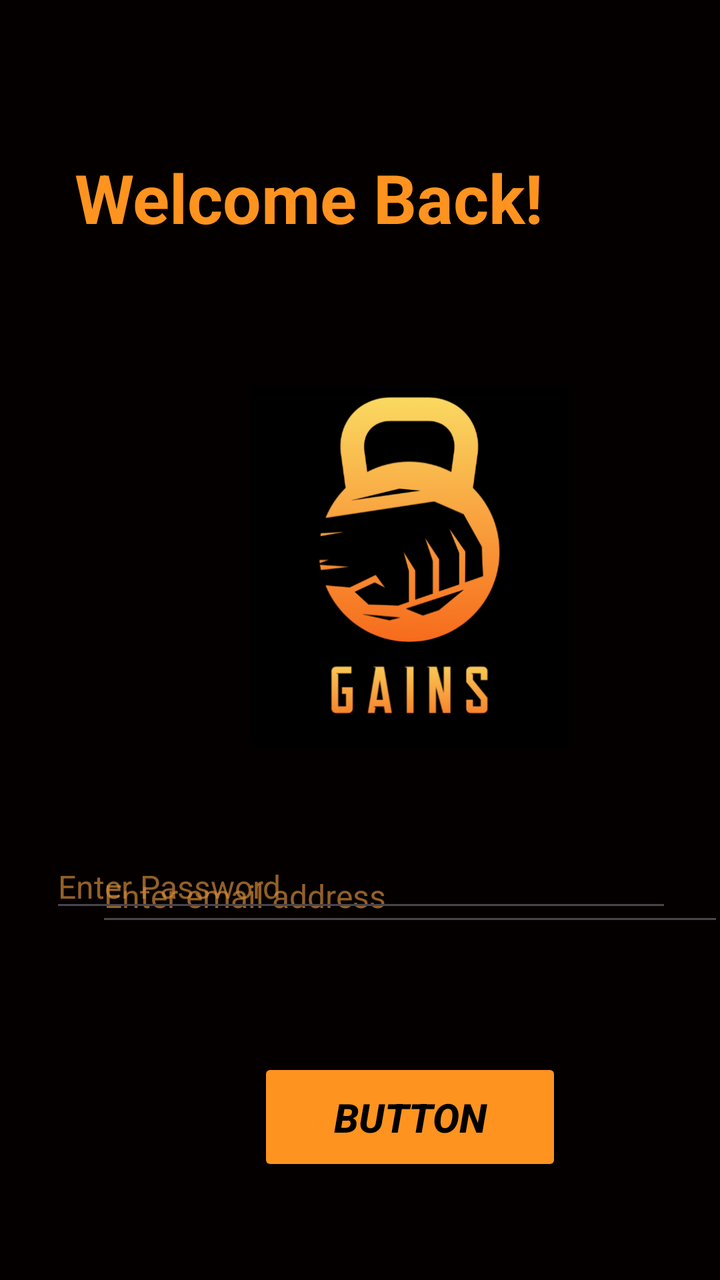
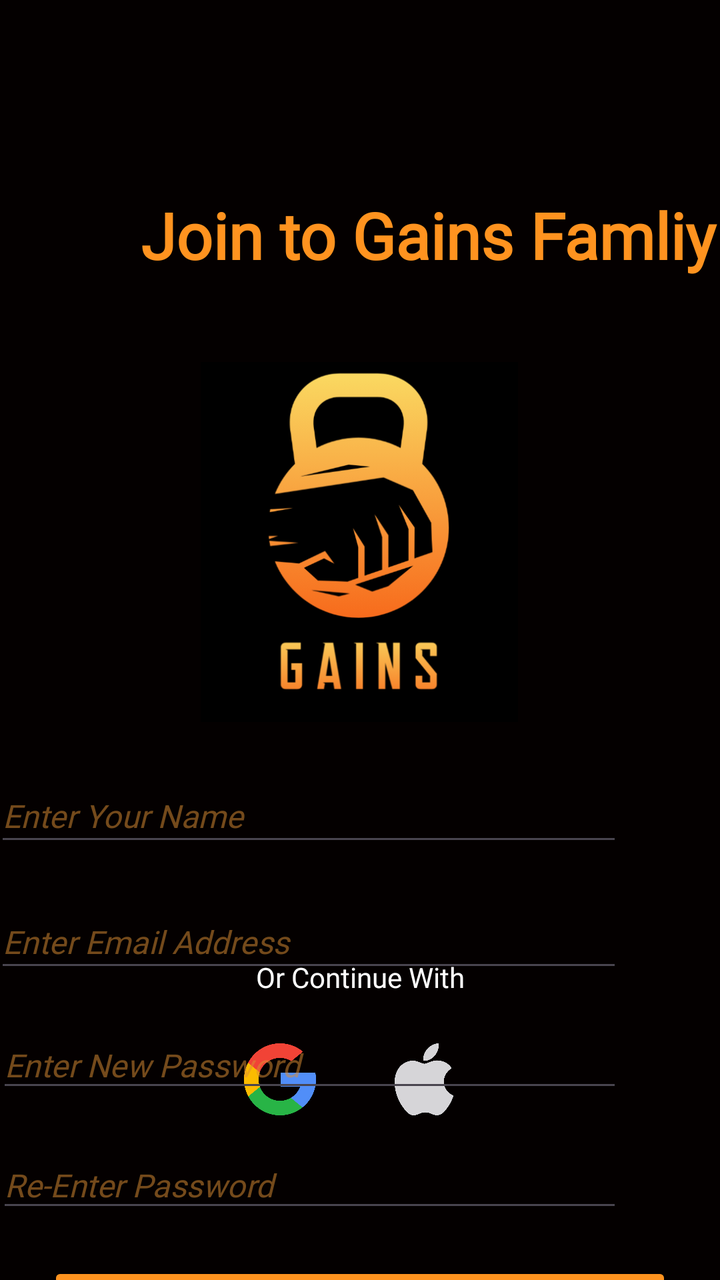

Before-and-after screenshots of an Android layout around one commit, followed by the original layout XML and the change that was made.
<!-- AndroidManifest.xml: application theme Theme.LabExam02 -->
<!-- res/layout/activity_register.xml -->
<?xml version="1.0" encoding="utf-8"?>
<androidx.constraintlayout.widget.ConstraintLayout xmlns:android="http://schemas.android.com/apk/res/android"
    xmlns:app="http://schemas.android.com/apk/res-auto"
    xmlns:tools="http://schemas.android.com/tools"
    android:layout_width="match_parent"
    android:layout_height="match_parent"
    android:background="#040000">

    <ImageView
        android:id="@+id/logo"
        android:layout_width="188dp"
        android:layout_height="180dp"
        android:layout_marginStart="111dp"
        android:layout_marginTop="64dp"
        android:layout_marginEnd="112dp"
        app:layout_constraintEnd_toEndOf="parent"
        app:layout_constraintHorizontal_bias="0.0"
        app:layout_constraintStart_toStartOf="parent"
        app:layout_constraintTop_toBottomOf="@+id/text1"
        app:srcCompat="@mipmap/logoappgains" />

    <TextView
        android:id="@+id/text1"
        android:layout_width="322dp"
        android:layout_height="53dp"
        android:layout_marginStart="45dp"
        android:layout_marginTop="76dp"
        android:layout_marginEnd="45dp"
        android:text="@string/welcome_text"
        android:textAlignment="center"
        android:textColor="@color/gold"
        android:textSize="34sp"
        android:textStyle="bold"
        app:layout_constraintEnd_toEndOf="parent"
        app:layout_constraintHorizontal_bias="1.0"
        app:layout_constraintStart_toStartOf="parent"
        app:layout_constraintTop_toTopOf="parent" />

    <EditText
        android:id="@+id/editTextText"
        android:layout_width="314dp"
        android:layout_height="43dp"
        android:layout_marginStart="48dp"
        android:layout_marginTop="52dp"
        android:layout_marginEnd="49dp"
        android:ems="10"
        android:hint="Enter email address"
        android:inputType="text"
        android:textColorHint="#B1D38B38"
        android:textSize="16sp"
        app:layout_constraintEnd_toEndOf="parent"
        app:layout_constraintHorizontal_bias="0.0"
        app:layout_constraintStart_toStartOf="parent"
        app:layout_constraintTop_toBottomOf="@+id/logo" />

    <EditText
        android:id="@+id/editTextText2"
        android:layout_width="311dp"
        android:layout_height="38dp"
        android:layout_marginTop="48dp"
        android:ems="10"
        android:hint="Enter Password"
        android:inputType="text"
        android:textColorHint="#B1D38B38"
        android:textSize="16sp"
        app:layout_constraintBottom_toTopOf="@+id/loginBtn"
        app:layout_constraintEnd_toEndOf="parent"
        app:layout_constraintHorizontal_bias="0.51"
        app:layout_constraintStart_toStartOf="parent"
        app:layout_constraintTop_toBottomOf="@+id/editTextText"
        app:layout_constraintVertical_bias="0.0" />

    <Button
        android:id="@+id/loginBtn"
        android:layout_width="152dp"
        android:layout_height="59dp"
        android:layout_marginStart="129dp"
        android:layout_marginTop="68dp"
        android:layout_marginEnd="130dp"
        android:layout_marginBottom="145dp"
        android:backgroundTint="@color/gold"
        android:text="Button"
        android:textColor="@color/black"
        android:textSize="20sp"
        android:textStyle="bold|italic"
        app:layout_constraintBottom_toBottomOf="parent"
        app:layout_constraintEnd_toEndOf="parent"
        app:layout_constraintHorizontal_bias="0.0"
        app:layout_constraintStart_toStartOf="parent"
        app:layout_constraintTop_toBottomOf="@+id/editTextText2" />

</androidx.constraintlayout.widget.ConstraintLayout>
<!-- resources referenced by this layout -->
<resources>
  <color name="black">#FF000000</color>
  <color name="gold">#FF931F</color>
  <!-- mipmap logoappgains: png bitmap (mipmap-hdpi, 48523 bytes) -->
  <string name="welcome_text">Welcome Back!</string>
  <style name="Theme.LabExam02" parent="Base.Theme.LabExam02" />
  <style name="Base.Theme.LabExam02" parent="Theme.Material3.DayNight.NoActionBar">
          
          
      </style>
</resources>

<!-- the commit's change to res/layout/activity_register.xml (unified diff, before → after) -->
@@ -4,89 +4,206 @@
     xmlns:tools="http://schemas.android.com/tools"
     android:layout_width="match_parent"
     android:layout_height="match_parent"
-    android:background="#040000">
+    android:background="#040000"
+    android:textAlignment="center">
+
+    <ImageView
+        android:id="@+id/imageView12"
+        android:layout_width="40dp"
+        android:layout_height="36dp"
+        android:layout_marginTop="25dp"
+        android:layout_marginEnd="128dp"
+        android:layout_marginBottom="84dp"
+        app:layout_constraintBottom_toBottomOf="parent"
+        app:layout_constraintEnd_toEndOf="parent"
+        app:layout_constraintTop_toBottomOf="@+id/textView10"
+        app:srcCompat="@drawable/appl" />
+
+    <ImageView
+        android:id="@+id/imageView13"
+        android:layout_width="40dp"
+        android:layout_height="36dp"
+        android:layout_marginStart="120dp"
+        android:layout_marginTop="25dp"
+        android:layout_marginBottom="84dp"
+        app:layout_constraintBottom_toBottomOf="parent"
+        app:layout_constraintStart_toStartOf="parent"
+        app:layout_constraintTop_toBottomOf="@+id/textView10"
+        app:srcCompat="@drawable/google" />
+
+    <ImageView
+        android:id="@+id/imageView14"
+        android:layout_width="40dp"
+        android:layout_height="36dp"
+        android:layout_marginStart="23dp"
+        android:layout_marginTop="2dp"
+        android:layout_marginEnd="23dp"
+        android:layout_marginBottom="84dp"
+        app:layout_constraintBottom_toBottomOf="parent"
+        app:layout_constraintEnd_toStartOf="@+id/imageView12"
+        app:layout_constraintHorizontal_bias="1.0"
+        app:layout_constraintStart_toEndOf="@+id/imageView13"
+        app:layout_constraintTop_toBottomOf="@+id/textView10"
+        app:srcCompat="@drawable/fb" />
 
     <ImageView
         android:id="@+id/logo"
         android:layout_width="188dp"
         android:layout_height="180dp"
         android:layout_marginStart="111dp"
-        android:layout_marginTop="64dp"
+        android:layout_marginTop="32dp"
         android:layout_marginEnd="112dp"
         app:layout_constraintEnd_toEndOf="parent"
-        app:layout_constraintHorizontal_bias="0.0"
-        app:layout_constraintStart_toStartOf="parent"
-        app:layout_constraintTop_toBottomOf="@+id/text1"
+        app:layout_constraintStart_toStartOf="parent"
+        app:layout_constraintTop_toBottomOf="@+id/welcomeTxt"
         app:srcCompat="@mipmap/logoappgains" />
 
     <TextView
-        android:id="@+id/text1"
-        android:layout_width="322dp"
+        android:id="@+id/welcomeTxt"
+        android:layout_width="346dp"
         android:layout_height="53dp"
         android:layout_marginStart="45dp"
-        android:layout_marginTop="76dp"
+        android:layout_marginTop="96dp"
         android:layout_marginEnd="45dp"
-        android:text="@string/welcome_text"
+        android:fontFamily="@font/aldrich"
+        android:text="@string/join_to_family"
         android:textAlignment="center"
         android:textColor="@color/gold"
-        android:textSize="34sp"
+        android:textSize="32sp"
         android:textStyle="bold"
         app:layout_constraintEnd_toEndOf="parent"
-        app:layout_constraintHorizontal_bias="1.0"
+        app:layout_constraintHorizontal_bias="0.0"
         app:layout_constraintStart_toStartOf="parent"
         app:layout_constraintTop_toTopOf="parent" />
 
     <EditText
-        android:id="@+id/editTextText"
+        android:id="@+id/emailTxt4"
         android:layout_width="314dp"
         android:layout_height="43dp"
         android:layout_marginStart="48dp"
-        android:layout_marginTop="52dp"
-        android:layout_marginEnd="49dp"
-        android:ems="10"
-        android:hint="Enter email address"
+        android:layout_marginTop="20dp"
+        android:layout_marginEnd="49dp"
+        android:ems="10"
+        android:fontFamily="@font/aldrich"
+        android:hint="Enter Email Address"
         android:inputType="text"
-        android:textColorHint="#B1D38B38"
-        android:textSize="16sp"
-        app:layout_constraintEnd_toEndOf="parent"
-        app:layout_constraintHorizontal_bias="0.0"
+        android:textColor="@color/gold"
+        android:textColorHint="#85DC8E33"
+        android:textSize="16sp"
+        android:textStyle="italic"
+        app:layout_constraintEnd_toEndOf="parent"
+        app:layout_constraintHorizontal_bias="1.0"
+        app:layout_constraintStart_toStartOf="parent"
+        app:layout_constraintTop_toBottomOf="@+id/emailTxt5" />
+
+    <EditText
+        android:id="@+id/emailTxt5"
+        android:layout_width="314dp"
+        android:layout_height="43dp"
+        android:layout_marginStart="48dp"
+        android:layout_marginTop="24dp"
+        android:layout_marginEnd="49dp"
+        android:ems="10"
+        android:fontFamily="@font/aldrich"
+        android:hint="Enter Your Name"
+        android:inputType="text"
+        android:textColor="@color/gold"
+        android:textColorHint="#85DC8E33"
+        android:textSize="16sp"
+        android:textStyle="italic"
+        app:layout_constraintEnd_toEndOf="parent"
+        app:layout_constraintHorizontal_bias="1.0"
         app:layout_constraintStart_toStartOf="parent"
         app:layout_constraintTop_toBottomOf="@+id/logo" />
 
     <EditText
-        android:id="@+id/editTextText2"
-        android:layout_width="311dp"
-        android:layout_height="38dp"
-        android:layout_marginTop="48dp"
-        android:ems="10"
-        android:hint="Enter Password"
-        android:inputType="text"
-        android:textColorHint="#B1D38B38"
-        android:textSize="16sp"
-        app:layout_constraintBottom_toTopOf="@+id/loginBtn"
-        app:layout_constraintEnd_toEndOf="parent"
-        app:layout_constraintHorizontal_bias="0.51"
-        app:layout_constraintStart_toStartOf="parent"
-        app:layout_constraintTop_toBottomOf="@+id/editTextText"
+        android:id="@+id/editTextTextPassword"
+        android:layout_width="313dp"
+        android:layout_height="40dp"
+        android:layout_marginStart="49dp"
+        android:layout_marginTop="20dp"
+        android:layout_marginEnd="49dp"
+        android:ems="10"
+        android:fontFamily="@font/aldrich"
+        android:hint="Re-Enter Password"
+        android:inputType="textPassword"
+        android:textColor="@color/gold"
+        android:textColorHint="#85DC8E33"
+        android:textSize="16sp"
+        android:textStyle="italic"
+        app:layout_constraintEnd_toEndOf="parent"
+        app:layout_constraintHorizontal_bias="1.0"
+        app:layout_constraintStart_toStartOf="parent"
+        app:layout_constraintTop_toBottomOf="@+id/editTextTextPassword2" />
+
+    <EditText
+        android:id="@+id/editTextTextPassword2"
+        android:layout_width="313dp"
+        android:layout_height="40dp"
+        android:layout_marginStart="49dp"
+        android:layout_marginTop="20dp"
+        android:layout_marginEnd="49dp"
+        android:ems="10"
+        android:fontFamily="@font/aldrich"
+        android:hint="Enter New Password"
+        android:inputType="textPassword"
+        android:textColor="@color/gold"
+        android:textColorHint="#85DC8E33"
+        android:textSize="16sp"
+        android:textStyle="italic"
+        app:layout_constraintEnd_toEndOf="parent"
+        app:layout_constraintHorizontal_bias="1.0"
+        app:layout_constraintStart_toStartOf="parent"
+        app:layout_constraintTop_toBottomOf="@+id/emailTxt4" />
+
+    <ImageView
+        android:id="@+id/backBtn"
+        android:layout_width="36dp"
+        android:layout_height="34dp"
+        android:layout_marginStart="29dp"
+        android:layout_marginTop="39dp"
+        android:layout_marginEnd="348dp"
+        android:layout_marginBottom="23dp"
+        app:layout_constraintBottom_toTopOf="@+id/welcomeTxt"
+        app:layout_constraintEnd_toEndOf="parent"
+        app:layout_constraintStart_toStartOf="parent"
+        app:layout_constraintTop_toTopOf="parent"
+        app:layout_constraintVertical_bias="1.0"
+        app:srcCompat="@drawable/back" />
+
+    <TextView
+        android:id="@+id/textView10"
+        android:layout_width="wrap_content"
+        android:layout_height="wrap_content"
+        android:layout_marginStart="20dp"
+        android:layout_marginTop="34dp"
+        android:layout_marginEnd="20dp"
+        android:layout_marginBottom="20dp"
+        android:fontFamily="@font/aldrich"
+        android:text="@string/continue_with"
+        android:textColor="@color/white"
+        app:layout_constraintBottom_toTopOf="@+id/imageView14"
+        app:layout_constraintEnd_toEndOf="parent"
+        app:layout_constraintHorizontal_bias="0.501"
+        app:layout_constraintStart_toStartOf="parent"
+        app:layout_constraintTop_toBottomOf="@+id/button"
         app:layout_constraintVertical_bias="0.0" />
 
     <Button
-        android:id="@+id/loginBtn"
-        android:layout_width="152dp"
-        android:layout_height="59dp"
-        android:layout_marginStart="129dp"
-        android:layout_marginTop="68dp"
-        android:layout_marginEnd="130dp"
-        android:layout_marginBottom="145dp"
+        android:id="@+id/button"
+        android:layout_width="312dp"
+        android:layout_height="48dp"
+        android:layout_marginStart="20dp"
+        android:layout_marginTop="20dp"
+        android:layout_marginEnd="20dp"
         android:backgroundTint="@color/gold"
-        android:text="Button"
+        android:fontFamily="@font/aldrich"
+        android:paddingTop="3dp"
+        android:text="@string/register"
         android:textColor="@color/black"
-        android:textSize="20sp"
-        android:textStyle="bold|italic"
-        app:layout_constraintBottom_toBottomOf="parent"
-        app:layout_constraintEnd_toEndOf="parent"
-        app:layout_constraintHorizontal_bias="0.0"
-        app:layout_constraintStart_toStartOf="parent"
-        app:layout_constraintTop_toBottomOf="@+id/editTextText2" />
+        android:textSize="22sp"
+        app:layout_constraintEnd_toEndOf="parent"
+        app:layout_constraintStart_toStartOf="parent"
+        app:layout_constraintTop_toBottomOf="@+id/editTextTextPassword" />
 
 </androidx.constraintlayout.widget.ConstraintLayout>
<!-- resource entries referenced after the edit -->
@@ -2,8 +2,15 @@
 <resources>
   <color name="black">#FF000000</color>
   <color name="gold">#FF931F</color>
+  <color name="white">#FFFFFFFF</color>
+  <!-- drawable appl: png bitmap (drawable, 5846 bytes) -->
+  <!-- drawable back: png bitmap (drawable, 15543 bytes) -->
+  <!-- drawable fb: png bitmap (drawable, 14788 bytes) -->
+  <!-- drawable google: png bitmap (drawable, 20103 bytes) -->
   <!-- mipmap logoappgains: png bitmap (mipmap-hdpi, 48523 bytes) -->
-  <string name="welcome_text">Welcome Back!</string>
+  <string name="continue_with">Or Continue With</string>"&gt;
+  <string name="join_to_family">Join to Gains Famliy!</string>"&gt;
+  <string name="register">Register</string>
   <style name="Theme.LabExam02" parent="Base.Theme.LabExam02" />
   <style name="Base.Theme.LabExam02" parent="Theme.Material3.DayNight.NoActionBar">
           
